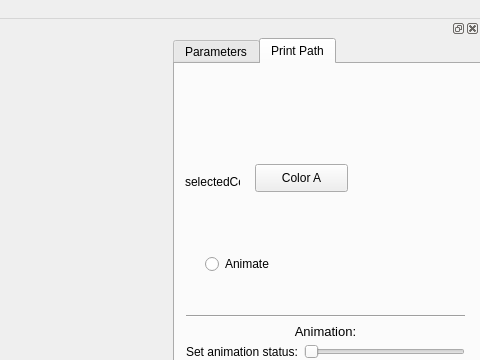
Before: the Qt Designer form mainwindowform.ui in taylorgwood/FRE_Visualizer_GUI, drawn with Qt 5; both pictures show x 802 to 1282 and y 0 to 360 of the 1282 by 796 pixel window.
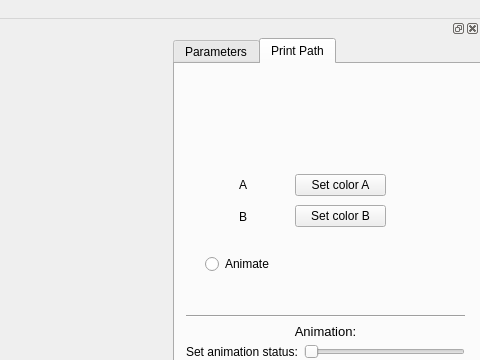
After: the same form once the commit is applied. The open tabs and pages were chosen to show the change.

Commit message: Added default colors

The edit to the form file:
```diff
--- a/mainwindowform.ui
+++ b/mainwindowform.ui
@@ -595,31 +595,59 @@
         <string>Animate</string>
        </property>
       </widget>
-      <widget class="QPushButton" name="colorButtonA">
+      <widget class="QWidget" name="">
        <property name="geometry">
         <rect>
-         <x>80</x>
-         <y>100</y>
-         <width>93</width>
-         <height>28</height>
+         <x>11</x>
+         <y>96</y>
+         <width>211</width>
+         <height>81</height>
         </rect>
        </property>
-       <property name="text">
-        <string>Color A</string>
-       </property>
-      </widget>
-      <widget class="QLabel" name="selectedColor">
-       <property name="geometry">
-        <rect>
-         <x>10</x>
-         <y>110</y>
-         <width>55</width>
-         <height>16</height>
-        </rect>
-       </property>
-       <property name="text">
-        <string>selectedColor</string>
-       </property>
+       <layout class="QHBoxLayout" name="horizontalLayout_10">
+        <item>
+         <layout class="QVBoxLayout" name="verticalLayout_16">
+          <item>
+           <widget class="QLabel" name="selectedColorA">
+            <property name="text">
+             <string>A</string>
+            </property>
+            <property name="alignment">
+             <set>Qt::AlignCenter</set>
+            </property>
+           </widget>
+          </item>
+          <item>
+           <widget class="QLabel" name="selectedColorB">
+            <property name="text">
+             <string>B</string>
+            </property>
+            <property name="alignment">
+             <set>Qt::AlignCenter</set>
+            </property>
+           </widget>
+          </item>
+         </layout>
+        </item>
+        <item>
+         <layout class="QVBoxLayout" name="verticalLayout_17">
+          <item>
+           <widget class="QPushButton" name="colorButtonA">
+            <property name="text">
+             <string>Set color A</string>
+            </property>
+           </widget>
+          </item>
+          <item>
+           <widget class="QPushButton" name="colorButtonB">
+            <property name="text">
+             <string>Set color B</string>
+            </property>
+           </widget>
+          </item>
+         </layout>
+        </item>
+       </layout>
       </widget>
      </widget>
     </widget>
```
Left out of the diff: 4 changed lines with no effect on the pictures. The commit also changes 4 other files.
